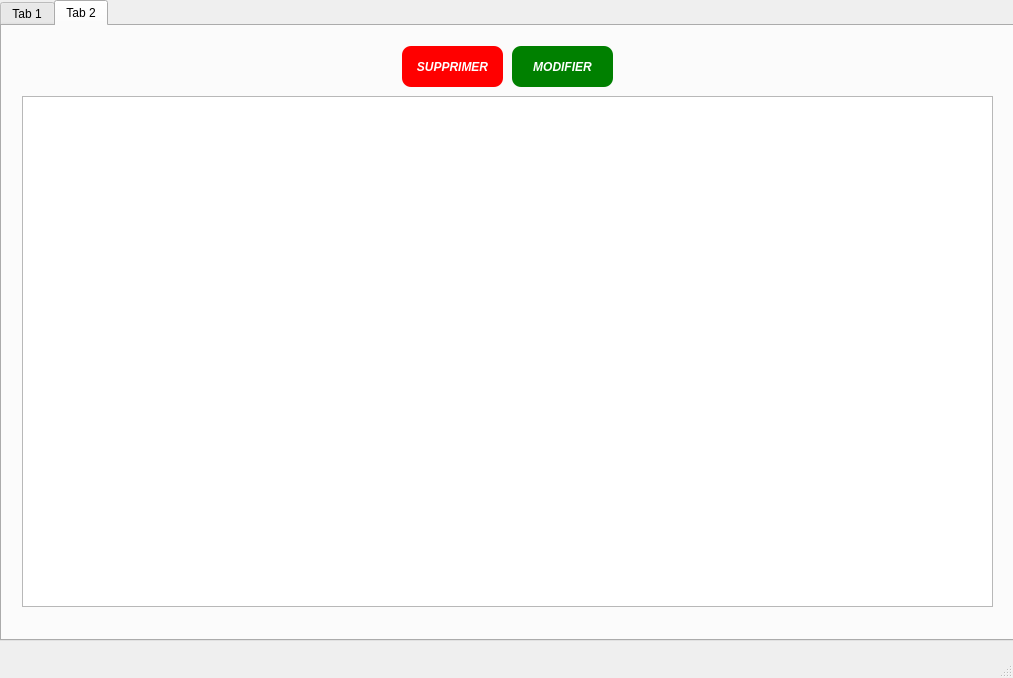
koueAnicet/exerciceVendredi, file UI/renseigmnement_carte_Id.ui: the form before one commit.
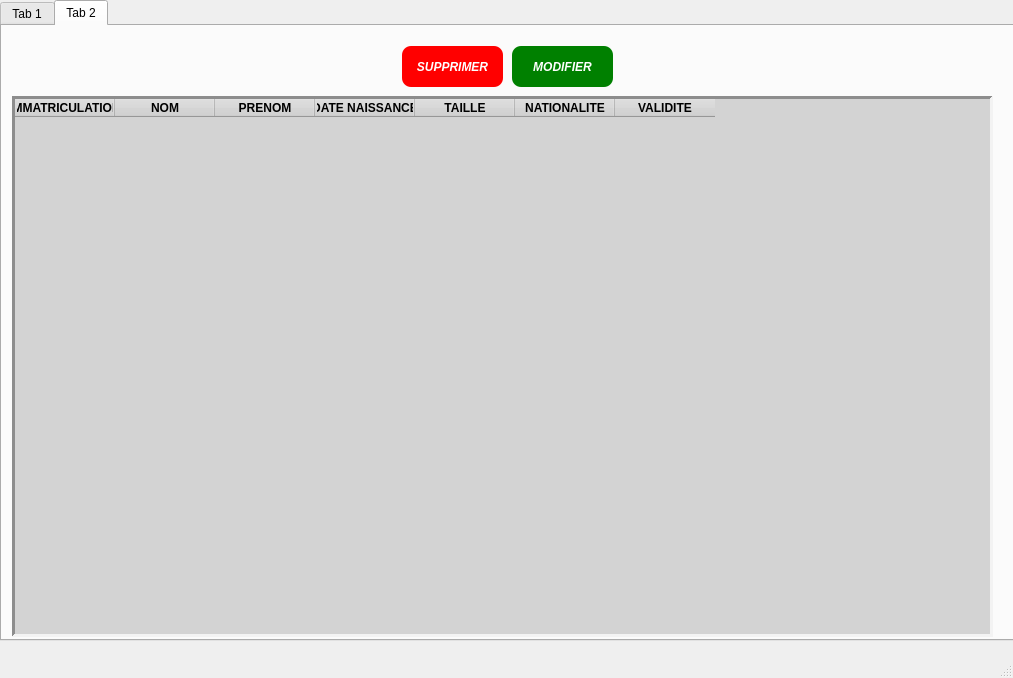
The form after the commit. The open tabs and pages were chosen to show the change.

```diff
--- a/UI/renseigmnement_carte_Id.ui
+++ b/UI/renseigmnement_carte_Id.ui
@@ -945,16 +945,6 @@
      <attribute name="title">
       <string>Tab 2</string>
      </attribute>
-     <widget class="QTreeView" name="treeView">
-      <property name="geometry">
-       <rect>
-        <x>20</x>
-        <y>70</y>
-        <width>971</width>
-        <height>511</height>
-       </rect>
-      </property>
-     </widget>
      <widget class="QPushButton" name="pushButton_4">
       <property name="geometry">
        <rect>
@@ -997,6 +987,122 @@
        <string>MODIFIER</string>
       </property>
      </widget>
+     <widget class="QTableWidget" name="tableWidget">
+      <property name="geometry">
+       <rect>
+        <x>10</x>
+        <y>70</y>
+        <width>981</width>
+        <height>541</height>
+       </rect>
+      </property>
+      <property name="autoFillBackground">
+       <bool>true</bool>
+      </property>
+      <property name="styleSheet">
+       <string notr="true">background-color: lightgrey;
+text-align:center;</string>
+      </property>
+      <property name="frameShape">
+       <enum>QFrame::Panel</enum>
+      </property>
+      <property name="lineWidth">
+       <number>3</number>
+      </property>
+      <property name="midLineWidth">
+       <number>0</number>
+      </property>
+      <property name="sizeAdjustPolicy">
+       <enum>QAbstractScrollArea::AdjustIgnored</enum>
+      </property>
+      <property name="gridStyle">
+       <enum>Qt::DotLine</enum>
+      </property>
+      <column>
+       <property name="text">
+        <string>IMMATRICULATION</string>
+       </property>
+       <property name="font">
+        <font>
+         <weight>75</weight>
+         <bold>true</bold>
+        </font>
+       </property>
+      </column>
+      <column>
+       <property name="text">
+        <string>NOM</string>
+       </property>
+       <property name="font">
+        <font>
+         <weight>75</weight>
+         <bold>true</bold>
+        </font>
+       </property>
+      </column>
+      <column>
+       <property name="text">
+        <string>PRENOM</string>
+       </property>
+       <property name="font">
+        <font>
+         <weight>75</weight>
+         <bold>true</bold>
+        </font>
+       </property>
+      </column>
+      <column>
+       <property name="text">
+        <string>DATE NAISSANCE</string>
+       </property>
+       <property name="font">
+        <font>
+         <weight>75</weight>
+         <bold>true</bold>
+        </font>
+       </property>
+      </column>
+      <column>
+       <property name="text">
+        <string>TAILLE</string>
+       </property>
+       <property name="font">
+        <font>
+         <weight>75</weight>
+         <bold>true</bold>
+        </font>
+       </property>
+      </column>
+      <column>
+       <property name="text">
+        <string>NATIONALITE</string>
+       </property>
+       <property name="font">
+        <font>
+         <weight>75</weight>
+         <bold>true</bold>
+        </font>
+       </property>
+      </column>
+      <column>
+       <property name="text">
+        <string>VALIDITE</string>
+       </property>
+       <property name="font">
+        <font>
+         <weight>75</weight>
+         <bold>true</bold>
+        </font>
+       </property>
+       <property name="background">
+        <color>
+         <red>86</red>
+         <green>154</green>
+         <blue>51</blue>
+        </color>
+       </property>
+      </column>
+     </widget>
     </widget>
    </widget>
   </widget>
```
Left out of the diff: 76 changed lines with no effect on the pictures.
